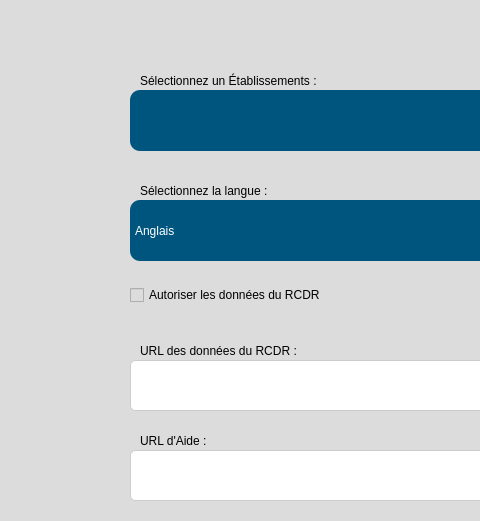
eppenney/eBook-Perpetual-Access-Rights-Tracker, file src/user_interface/French_welcome_screen.ui: the form before one commit; both pictures show x 160 to 640 and y 180 to 701 of the 1183 by 877 pixel window.
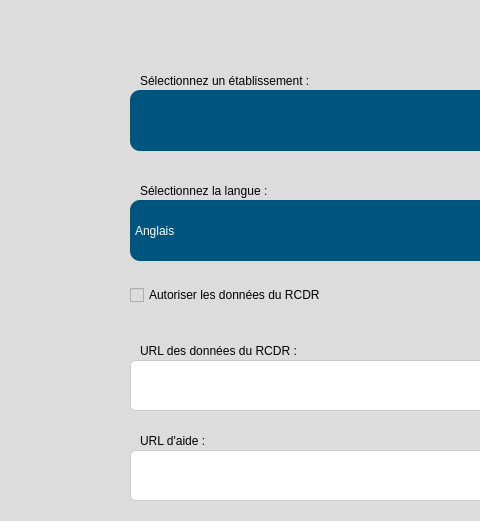
The form after the commit. Icons and pictures are not drawn.

Commit message: French Lang Fixing

What changed in the file:
```diff
--- a/src/user_interface/French_welcome_screen.ui
+++ b/src/user_interface/French_welcome_screen.ui
@@ -70,7 +70,7 @@
      <string>font: 75 14pt &quot;Arial&quot;; color: black;</string>
     </property>
     <property name="text">
-     <string>Sélectionnez un Établissements :</string>
+     <string>Sélectionnez un établissement :</string>
     </property>
    </widget>
    <widget class="QComboBox" name="institutionSelection">
@@ -285,7 +285,7 @@
      <string>font: 75 14pt &quot;Arial&quot;; color: black;</string>
     </property>
     <property name="text">
-     <string>URL d'Aide :</string>
+     <string>URL d'aide :</string>
     </property>
    </widget>
    <widget class="QLineEdit" name="helpURL">
```
The commit also changes 1 other file.
